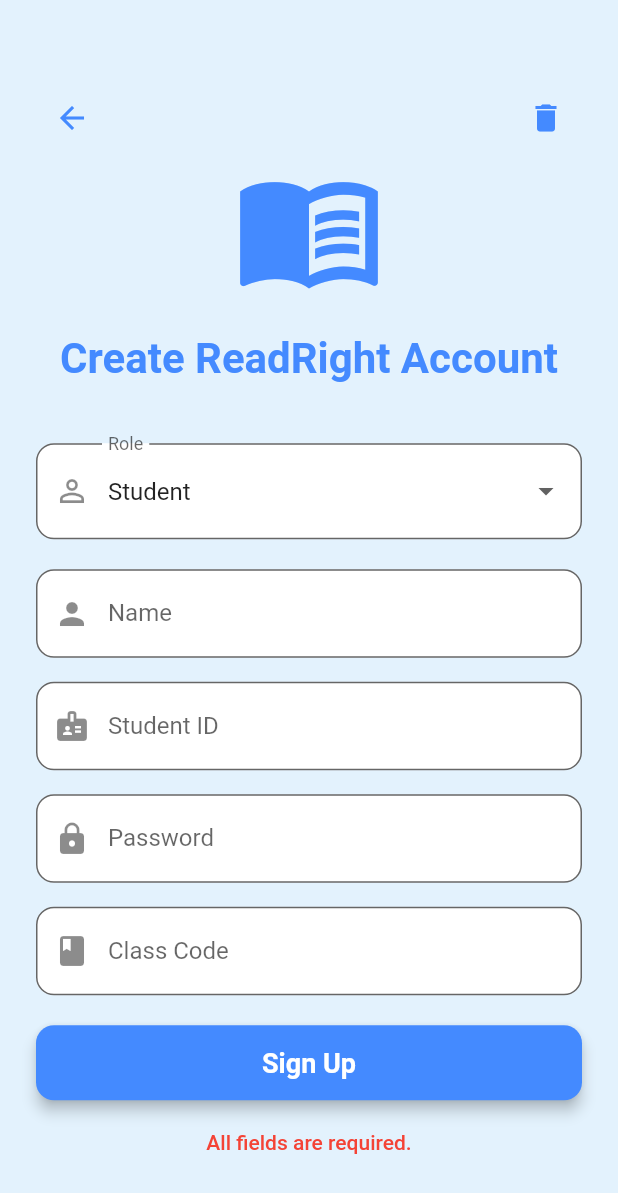
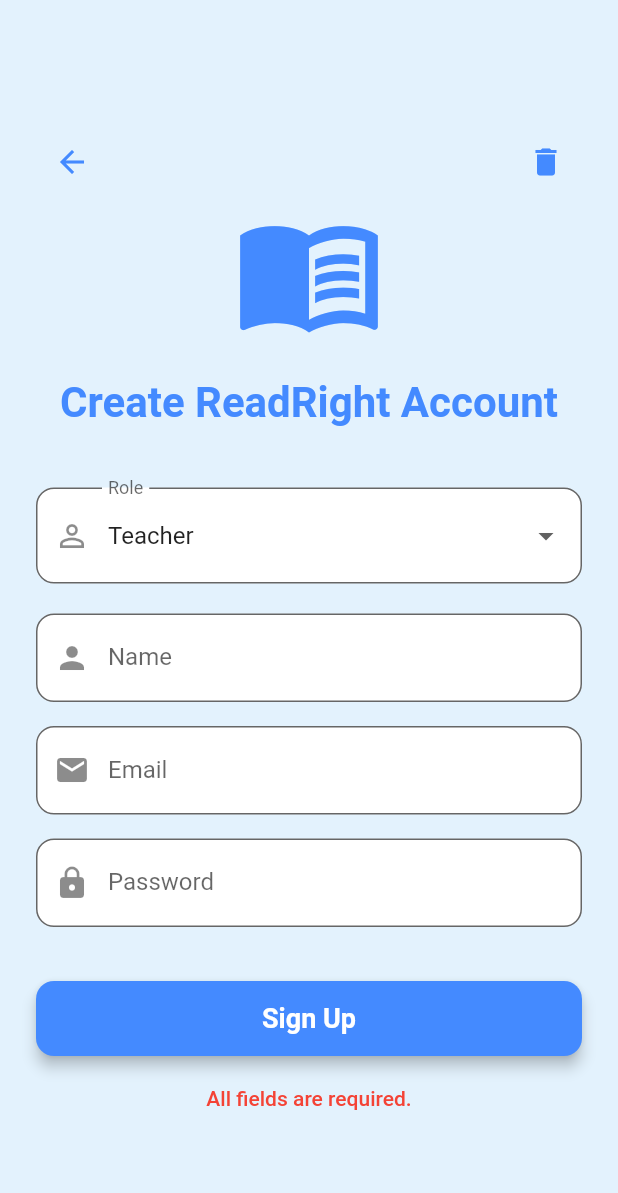
Before and after one commit to JBoT21/6150_Grad_Proj, a Flutter app: the SignupScreen screen opened by its route, after a tap on "Sign Up", on a phone screen of 412 x 824 dp. Shown: the top 1193 px of the screen. Run offline on Flutter 3.47's test engine with Material 3 defaults, Android fonts, the phone set to English and light mode, and no system bars; our stand-ins replace audioplayers, connectivity_plus, csv, flutter_tts, open_filex, permission_handler and 4 more; missing offline and left inert: record; accounts and stored records are empty.

```diff
--- a/lib/main.dart
+++ b/lib/main.dart
@@ -29,10 +29,10 @@ void main() async {
   await sync.fullSync(tableName: 'currentList', primaryKey: 'id');
 
   // Optional: Start periodic background sync
-  Timer.periodic(Duration(minutes: 5), (timer) {
+  Timer.periodic(Duration(minutes: 1), (timer) {
     sync.fullSync(tableName: 'users', primaryKey: 'id');
     sync.fullSync(tableName: 'attempts', primaryKey: 'id');
-    sync.fullSync(tableName: 'currentListId', primaryKey: 'id');
+    sync.fullSync(tableName: 'currentList', primaryKey: 'id');
   });
   runApp(ReadRightApp());
 }
--- a/lib/models/user.dart
+++ b/lib/models/user.dart
@@ -18,7 +18,7 @@ class AppUser {
   Map<String, dynamic> toMap() => {
     'id': id,
     'name': name,
-    'email': email,
+    'email': email.toLowerCase(),
     'password': password,
     'role': role,
     'classCode': classCode,
--- a/lib/screens/missed_word.dart
+++ b/lib/screens/missed_word.dart
@@ -69,6 +69,7 @@ class _MissedWordsScreenState extends State<MissedWordsScreen> {
 
           return Column(
             children: [
+              if (widget.uid != null)
                 Padding(
                   padding: const EdgeInsets.all(16.0),
                   child: Card(
@@ -76,6 +77,7 @@ class _MissedWordsScreenState extends State<MissedWordsScreen> {
                     shape: RoundedRectangleBorder(
                       borderRadius: BorderRadius.circular(12),
                     ),
+
                     child: Padding(
                       padding: const EdgeInsets.all(16),
                       child: Row(
@@ -110,7 +112,9 @@ class _MissedWordsScreenState extends State<MissedWordsScreen> {
                               style: TextStyle(fontWeight: FontWeight.bold),
                             ),
                             onPressed: () {
-                            DatabaseHelper.instance.resetPassword(widget.uid!);
+                              DatabaseHelper.instance.resetPassword(
+                                widget.uid!,
+                              );
                               ScaffoldMessenger.of(context).showSnackBar(
                                 SnackBar(
                                   content: Row(
--- a/lib/screens/signup.dart
+++ b/lib/screens/signup.dart
@@ -32,7 +32,14 @@ class _SignupScreenState extends State<SignupScreen> {
     });
   }
 
-  String _role = 'student';
+  String get _role {
+    return widget.classCode == null ? 'teacher' : 'student';
+  }
+
+  set _role(role) {
+    _role = role;
+  }
+
   String? _error;
 
   String generateClassCode() {
@@ -42,7 +49,7 @@ class _SignupScreenState extends State<SignupScreen> {
 
   void _signup() async {
     final name = _nameController.text.trim();
-    final email = _emailController.text.trim();
+    final email = _emailController.text.trim().toLowerCase();
     final password = _passwordController.text.trim();
     final db = DatabaseHelper.instance;
     String classCode;
@@ -171,8 +178,8 @@ class _SignupScreenState extends State<SignupScreen> {
                   fillColor: Colors.white,
                 ),
                 items: const [
+                  DropdownMenuItem(value: 'teacher', child: Text("Teacher")),
                   DropdownMenuItem(value: 'student', child: Text("Student")),
-                  DropdownMenuItem(value: 'teacher', child: Text("Teacher")),
                 ],
                 onChanged: (value) => setState(() => _role = value!),
               ),
--- a/lib/screens/word_practice_page.dart
+++ b/lib/screens/word_practice_page.dart
@@ -2,6 +2,7 @@ import 'dart:io';
 
 import 'package:flutter/material.dart';
 import 'package:speech_to_text/speech_recognition_result.dart';
+import 'package:team_3_f25_project/models/user.dart';
 import 'package:team_3_f25_project/models/wordlist.dart';
 import 'package:team_3_f25_project/services/list_service.dart';
 import 'package:team_3_f25_project/widgets/custom_app_bar.dart';
@@ -32,6 +33,7 @@ class WordPracticeScreen extends StatefulWidget {
 class _WordPracticeScreenState extends State<WordPracticeScreen> {
   // variables to keep track of progress
   SharedPreferences? prefs;
+  AppUser? user;
   int? userId;
   int? currentListId;
   List<WordList>? completeWordList;
@@ -125,6 +127,7 @@ class _WordPracticeScreenState extends State<WordPracticeScreen> {
       // gets shared preferences to load user data and see user progress
       prefs = await SharedPreferences.getInstance();
       userId = prefs!.getInt('userId');
+      user = await db.getUser(userId!);
 
       // get list of words to practice
       currentListId = prefs!.getInt('currentListId$userId');
--- a/lib/services/user_db.dart
+++ b/lib/services/user_db.dart
@@ -97,8 +97,8 @@ class DatabaseHelper {
     final db = await instance.database;
     final result = await db.query(
       'users',
-      where: 'email = ?',
-      whereArgs: [email],
+      where: 'LOWER(email) = ?',
+      whereArgs: [email.toLowerCase()],
     );
     if (result.isNotEmpty) {
       return AppUser.fromMap(result.first);
@@ -106,12 +106,23 @@ class DatabaseHelper {
     return null;
   }
 
+  Future<int> updatePassword(String email, String newPassword) async {
+    final db = await instance.database;
+    final result = await db.update(
+      'users',
+      {'password': newPassword},
+      where: 'email = ?',
+      whereArgs: [email],
+    );
+    return result;
+  }
+
   Future<AppUser?> login(String email, String password) async {
     final db = await instance.database;
     final result = await db.query(
       'users',
       where: 'email = ? AND password = ?',
-      whereArgs: [email, password],
+      whereArgs: [email.toLowerCase(), password],
     );
     if (result.isNotEmpty) {
       return AppUser.fromMap(result.first);
--- a/lib/widgets/custom_app_bar.dart
+++ b/lib/widgets/custom_app_bar.dart
@@ -16,6 +16,7 @@ AppBar customAppBar({dynamic context, String title = ""}) {
   return AppBar(
     title: Text(title, style: TextStyle(color: Colors.white)),
     backgroundColor: Colors.blueAccent,
+
     actions: [
       ElevatedButton.icon(
         onPressed: () {
@@ -24,7 +25,7 @@ AppBar customAppBar({dynamic context, String title = ""}) {
         icon: const Icon(Icons.logout),
         label: const Text('Logout'),
         style: ElevatedButton.styleFrom(
-          backgroundColor: Colors.red,
+          backgroundColor: Colors.deepOrange,
           padding: const EdgeInsets.symmetric(horizontal: 20, vertical: 12),
         ),
       ),
```
Lines whose indentation alone changed are shown as unchanged.
